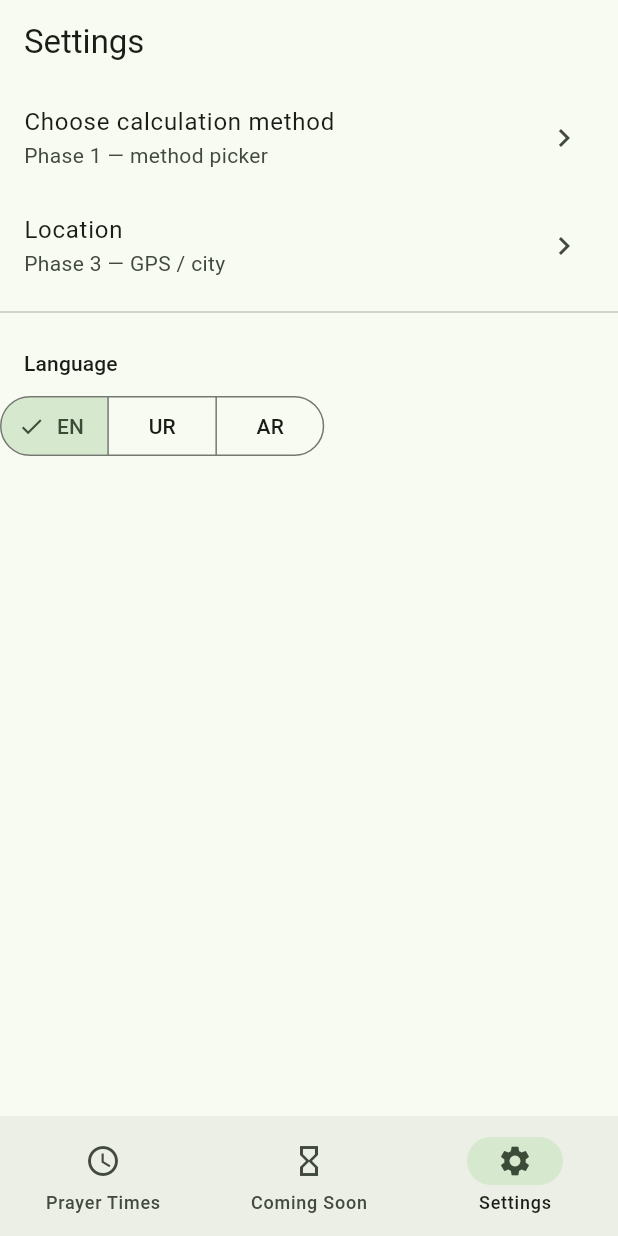
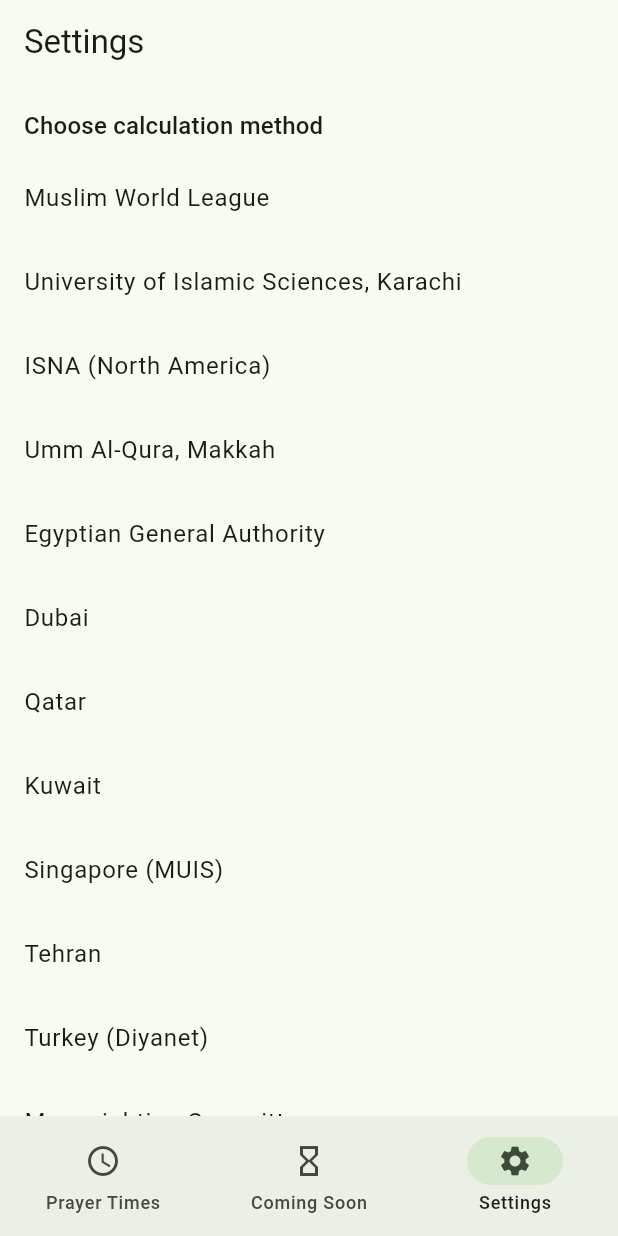
Before and after one commit to Intizamia/awqat, a Flutter app: the screen it shows after launch, item 3 of the bottom bar chosen, on a phone screen of 412 x 824 dp. Run offline on Flutter 3.47's test engine with Material 3 defaults, Android fonts, the phone set to English and light mode, and no system bars; our stand-ins replace equatable, flutter_bloc, go_router, shared_preferences.

Commit message:
feat: Phase 1 settings domain and persistence
Adds calculation method enums, JSON-serializable AppSettings,
shared_preferences repository, and method picker that only marks
setup complete after explicit user choice.

Co-authored-by: Cursor <cursoragent@cursor.com>

```diff
--- a/lib/app/app.dart
+++ b/lib/app/app.dart
@@ -3,16 +3,18 @@ import 'package:flutter_bloc/flutter_bloc.dart';
 import 'package:flutter_localizations/flutter_localizations.dart';
 import 'package:times/app/router.dart';
 import 'package:times/app/theme.dart';
+import 'package:times/features/settings/data/settings_repository.dart';
 import 'package:times/features/settings/presentation/settings_cubit.dart';
 import 'package:times/features/settings/presentation/settings_state.dart';
 import 'package:times/l10n/app_localizations.dart';
 
 class TimesApp extends StatelessWidget {
-  TimesApp({super.key});
+  TimesApp({required this.settingsRepository, super.key});
 
+  final SettingsRepository settingsRepository;
   final _router = createRouter();
 
-  static Locale _localeFromCode(String code) {
+  static Locale localeFromCode(String code) {
     return switch (code) {
       'ur' => const Locale('ur'),
       'ar' => const Locale('ar'),
@@ -23,16 +25,28 @@ class TimesApp extends StatelessWidget {
   @override
   Widget build(BuildContext context) {
     return BlocProvider(
-      create: (_) => SettingsCubit(),
+      create: (_) => SettingsCubit(settingsRepository)..load(),
       child: BlocBuilder<SettingsCubit, SettingsState>(
-        buildWhen: (prev, curr) => prev.localeCode != curr.localeCode,
+        buildWhen: (prev, curr) =>
+            prev.settings.localeCode != curr.settings.localeCode ||
+            prev.isLoading != curr.isLoading,
         builder: (context, state) {
+          if (state.isLoading) {
+            return MaterialApp(
+              theme: buildLightTheme(),
+              darkTheme: buildDarkTheme(),
+              home: const Scaffold(
+                body: Center(child: CircularProgressIndicator()),
+              ),
+            );
+          }
+
           return MaterialApp.router(
             title: 'Times',
             theme: buildLightTheme(),
             darkTheme: buildDarkTheme(),
             themeMode: ThemeMode.system,
-            locale: _localeFromCode(state.localeCode),
+            locale: localeFromCode(state.settings.localeCode),
             supportedLocales: AppLocalizations.supportedLocales,
             localizationsDelegates: const [
               AppLocalizations.delegate,
--- /dev/null
+++ b/lib/features/settings/data/settings_repository.dart
@@ -0,0 +1,49 @@
+import 'dart:convert';
+
+import 'package:shared_preferences/shared_preferences.dart';
+import 'package:times/features/settings/domain/app_settings.dart';
+import 'package:times/features/settings/domain/calculation_method_id.dart';
+const _kSettingsKey = 'app_settings_v1';
+
+class SettingsRepository {
+  SettingsRepository(this._prefs);
+
+  final SharedPreferences _prefs;
+
+  static Future<SettingsRepository> create() async {
+    final prefs = await SharedPreferences.getInstance();
+    return SettingsRepository(prefs);
+  }
+
+  AppSettings load() {
+    final raw = _prefs.getString(_kSettingsKey);
+    if (raw == null) {
+      return const AppSettings();
+    }
+    try {
+      return AppSettings.fromJson(
+        jsonDecode(raw) as Map<String, dynamic>,
+      );
+    } catch (_) {
+      return const AppSettings();
+    }
+  }
+
+  Future<void> save(AppSettings settings) async {
+    await _prefs.setString(_kSettingsKey, jsonEncode(settings.toJson()));
+  }
+
+  Future<void> setCalculationMethod(CalculationMethodId method) async {
+    final current = load();
+    await save(
+      current.copyWith(
+        calculation: current.calculation.copyWith(method: method),
+      ),
+    );
+  }
+
+  Future<void> setLocationConfigured(bool value) async {
+    final current = load();
+    await save(current.copyWith(isLocationConfigured: value));
+  }
+}
--- /dev/null
+++ b/lib/features/settings/domain/app_settings.dart
@@ -0,0 +1,52 @@
+import 'package:equatable/equatable.dart';
+import 'package:times/features/settings/domain/calculation_settings.dart';
+import 'package:times/features/settings/domain/setup_completion_status.dart';
+
+class AppSettings extends Equatable {
+  const AppSettings({
+    this.calculation = const CalculationSettings(),
+    this.localeCode = 'en',
+    this.isLocationConfigured = false,
+  });
+
+  final CalculationSettings calculation;
+  final String localeCode;
+  final bool isLocationConfigured;
+
+  SetupCompletionStatus get setup => SetupCompletionStatus(
+        isCalculationConfigured: calculation.isConfigured,
+        isLocationConfigured: isLocationConfigured,
+      );
+
+  AppSettings copyWith({
+    CalculationSettings? calculation,
+    String? localeCode,
+    bool? isLocationConfigured,
+  }) {
+    return AppSettings(
+      calculation: calculation ?? this.calculation,
+      localeCode: localeCode ?? this.localeCode,
+      isLocationConfigured:
+          isLocationConfigured ?? this.isLocationConfigured,
+    );
+  }
+
+  Map<String, dynamic> toJson() => {
+        'calculation': calculation.toJson(),
+        'localeCode': localeCode,
+        'isLocationConfigured': isLocationConfigured,
+      };
+
+  factory AppSettings.fromJson(Map<String, dynamic> json) {
+    return AppSettings(
+      calculation: CalculationSettings.fromJson(
+        json['calculation'] as Map<String, dynamic>? ?? {},
+      ),
+      localeCode: json['localeCode'] as String? ?? 'en',
+      isLocationConfigured: json['isLocationConfigured'] as bool? ?? false,
+    );
+  }
+
+  @override
+  List<Object?> get props => [calculation, localeCode, isLocationConfigured];
+}
--- /dev/null
+++ b/lib/features/settings/domain/calculation_method_id.dart
@@ -0,0 +1,16 @@
+/// Canonical calculation methods (maps to adhan_dart in Phase 2 mapper).
+enum CalculationMethodId {
+  muslimWorldLeague,
+  egyptian,
+  karachi,
+  ummAlQura,
+  dubai,
+  moonsightingCommittee,
+  northAmerica,
+  kuwait,
+  qatar,
+  singapore,
+  tehran,
+  turkey,
+  other,
+}
--- /dev/null
+++ b/lib/features/settings/domain/high_latitude_rule_id.dart
@@ -0,0 +1,5 @@
+enum HighLatitudeRuleId {
+  middleOfTheNight,
+  seventhOfTheNight,
+  twilightAngle,
+}
--- /dev/null
+++ b/lib/features/settings/domain/madhab_id.dart
@@ -0,0 +1,4 @@
+enum MadhabId {
+  shafi,
+  hanafi,
+}
--- a/lib/features/settings/presentation/settings_screen.dart
+++ b/lib/features/settings/presentation/settings_screen.dart
@@ -1,10 +1,28 @@
 import 'package:flutter/material.dart';
 import 'package:flutter_bloc/flutter_bloc.dart';
+import 'package:times/features/settings/domain/calculation_method_id.dart';
 import 'package:times/features/settings/presentation/settings_cubit.dart';
+import 'package:times/features/settings/presentation/settings_state.dart';
 import 'package:times/l10n/app_localizations.dart';
 
 class SettingsScreen extends StatelessWidget {
   const SettingsScreen({super.key});
+
+  static const _methods = <(CalculationMethodId, String)>[
+    (CalculationMethodId.muslimWorldLeague, 'Muslim World League'),
+    (CalculationMethodId.karachi, 'University of Islamic Sciences, Karachi'),
+    (CalculationMethodId.northAmerica, 'ISNA (North America)'),
+    (CalculationMethodId.ummAlQura, 'Umm Al-Qura, Makkah'),
+    (CalculationMethodId.egyptian, 'Egyptian General Authority'),
+    (CalculationMethodId.dubai, 'Dubai'),
+    (CalculationMethodId.qatar, 'Qatar'),
+    (CalculationMethodId.kuwait, 'Kuwait'),
+    (CalculationMethodId.singapore, 'Singapore (MUIS)'),
+    (CalculationMethodId.tehran, 'Tehran'),
+    (CalculationMethodId.turkey, 'Turkey (Diyanet)'),
+    (CalculationMethodId.moonsightingCommittee, 'Moonsighting Committee'),
+    (CalculationMethodId.other, 'Custom'),
+  ];
 
   @override
   Widget build(BuildContext context) {
@@ -12,45 +30,66 @@ class SettingsScreen extends StatelessWidget {
 
     return Scaffold(
       appBar: AppBar(title: Text(l10n.settingsTitle)),
-      body: ListView(
+      body: BlocBuilder<SettingsCubit, SettingsState>(
+        builder: (context, state) {
+          if (state.isLoading) {
+            return const Center(child: CircularProgressIndicator());
+          }
+
+          final calc = state.settings.calculation;
+          final cubit = context.read<SettingsCubit>();
+
+          return ListView(
             children: [
-          ListTile(
-            title: Text(l10n.chooseCalculationMethod),
-            subtitle: const Text('Phase 1 — method picker'),
-            trailing: const Icon(Icons.chevron_right),
-            onTap: () {
-              context.read<SettingsCubit>().markCalculationConfigured();
-              ScaffoldMessenger.of(context).showSnackBar(
-                SnackBar(content: Text(l10n.chooseCalculationMethod)),
+              Padding(
+                padding: const EdgeInsets.fromLTRB(16, 16, 16, 8),
+                child: Text(
+                  l10n.chooseCalculationMethod,
+                  style: Theme.of(context).textTheme.titleMedium,
+                ),
+              ),
+              ..._methods.map((entry) {
+                final (id, label) = entry;
+                final selected = calc.method == id;
+                return ListTile(
+                  title: Text(label),
+                  trailing: selected
+                      ? Icon(Icons.check_circle, color: Theme.of(context).colorScheme.primary)
+                      : null,
+                  onTap: () => cubit.setCalculationMethod(id),
+                );
+              }),
+              const Divider(),
+              SwitchListTile(
+                title: const Text('Location configured'),
+                subtitle: const Text('Phase 3 — replace with GPS / city picker'),
+                value: state.settings.isLocationConfigured,
+                onChanged: (v) => cubit.setLocationConfigured(v),
+              ),
+              const Divider(),
+              _LanguageSection(
+                localeCode: state.settings.localeCode,
+                onChanged: cubit.setLocale,
+              ),
+            ],
           );
         },
-          ),
-          ListTile(
-            title: const Text('Location'),
-            subtitle: const Text('Phase 3 — GPS / city'),
-            trailing: const Icon(Icons.chevron_right),
-            onTap: () {
-              context.read<SettingsCubit>().markLocationConfigured();
-            },
-          ),
-          const Divider(),
-          _LanguageSection(l10n: l10n),
-        ],
       ),
     );
   }
 }
 
 class _LanguageSection extends StatelessWidget {
-  const _LanguageSection({required this.l10n});
+  const _LanguageSection({
+    required this.localeCode,
+    required this.onChanged,
+  });
 
-  final AppLocalizations l10n;
+  final String localeCode;
+  final ValueChanged<String> onChanged;
 
   @override
   Widget build(BuildContext context) {
-    final cubit = context.watch<SettingsCubit>();
-    final current = cubit.state.localeCode;
-
     return Column(
       crossAxisAlignment: CrossAxisAlignment.start,
       children: [
@@ -61,16 +100,19 @@ class _LanguageSection extends StatelessWidget {
             style: Theme.of(context).textTheme.titleSmall,
           ),
         ),
-        SegmentedButton<String>(
+        Padding(
+          padding: const EdgeInsets.symmetric(horizontal: 16),
+          child: SegmentedButton<String>(
             segments: const [
               ButtonSegment(value: 'en', label: Text('EN')),
               ButtonSegment(value: 'ur', label: Text('UR')),
               ButtonSegment(value: 'ar', label: Text('AR')),
             ],
-          selected: {current},
+            selected: {localeCode},
             onSelectionChanged: (Set<String> selected) {
-            cubit.setLocale(selected.first);
+              onChanged(selected.first);
             },
+          ),
         ),
         const SizedBox(height: 16),
       ],
--- a/lib/features/settings/presentation/settings_state.dart
+++ b/lib/features/settings/presentation/settings_state.dart
@@ -1,25 +1,25 @@
 import 'package:equatable/equatable.dart';
-import 'package:times/features/settings/domain/setup_completion_status.dart';
+import 'package:times/features/settings/domain/app_settings.dart';
 
 class SettingsState extends Equatable {
   const SettingsState({
-    this.setup = const SetupCompletionStatus(),
-    this.localeCode = 'en',
+    this.settings = const AppSettings(),
+    this.isLoading = true,
   });
 
-  final SetupCompletionStatus setup;
-  final String localeCode;
+  final AppSettings settings;
+  final bool isLoading;
 
   SettingsState copyWith({
-    SetupCompletionStatus? setup,
-    String? localeCode,
+    AppSettings? settings,
+    bool? isLoading,
   }) {
     return SettingsState(
-      setup: setup ?? this.setup,
-      localeCode: localeCode ?? this.localeCode,
+      settings: settings ?? this.settings,
+      isLoading: isLoading ?? this.isLoading,
     );
   }
 
   @override
-  List<Object?> get props => [setup, localeCode];
+  List<Object?> get props => [settings, isLoading];
 }
--- a/lib/main.dart
+++ b/lib/main.dart
@@ -1,7 +1,9 @@
 import 'package:flutter/material.dart';
 import 'package:times/app/app.dart';
+import 'package:times/features/settings/data/settings_repository.dart';
 
-void main() {
+Future<void> main() async {
   WidgetsFlutterBinding.ensureInitialized();
-  runApp(TimesApp());
+  final settingsRepository = await SettingsRepository.create();
+  runApp(TimesApp(settingsRepository: settingsRepository));
 }
--- a/pubspec.yaml
+++ b/pubspec.yaml
@@ -16,6 +16,7 @@ dependencies:
   equatable: ^2.0.7
   go_router: ^15.1.2
   adhan_dart: ^1.1.2
+  shared_preferences: ^2.5.3
 
 dev_dependencies:
   flutter_test:
```
Also changed, not shown: lib/features/prayer/presentation/prayer_times_screen.dart (+20 -9 lines), lib/features/settings/domain/calculation_settings.dart (added, +85 -0 lines), lib/features/settings/presentation/settings_cubit.dart (+19 -20 lines), pubspec.lock, 6 other files. Lines whose indentation alone changed are shown as unchanged.
